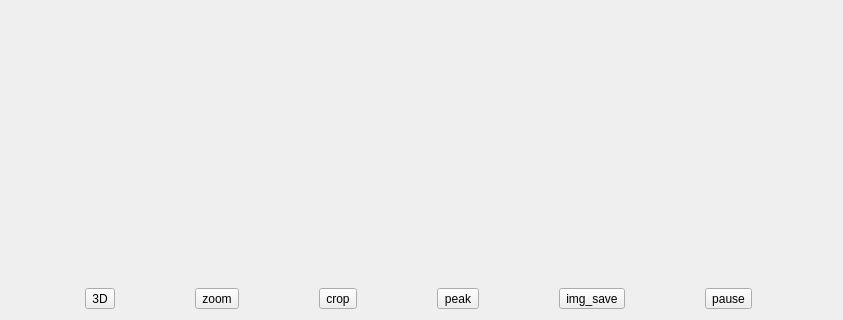
First picture: the form in src/form/plot/formplot.ui, repository MRsoymilk/MySerial, before the edit; both pictures show x 0 to 843 and y 210 to 530 of the 843 by 530 pixel window.
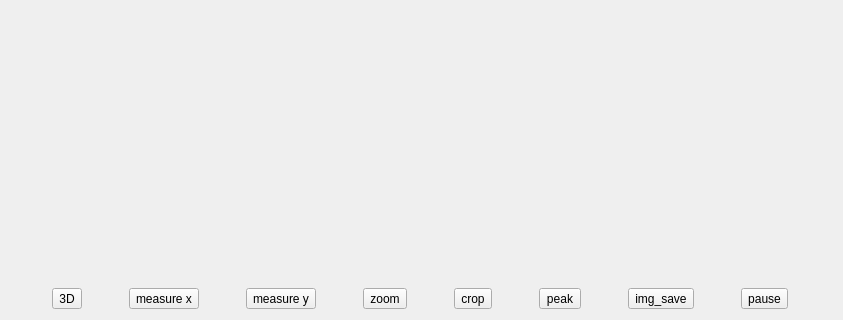
Second picture: the form after the edit. Icons and pictures are not drawn.

Diff of the .ui file:
```diff
--- a/src/form/plot/formplot.ui
+++ b/src/form/plot/formplot.ui
@@ -207,6 +207,20 @@
        </property>
       </widget>
      </item>
+     <item>
+      <widget class="QToolButton" name="tBtnMeasureX">
+       <property name="text">
+        <string>measure x</string>
+       </property>
+      </widget>
+     </item>
+     <item>
+      <widget class="QToolButton" name="tBtnMeasureY">
+       <property name="text">
+        <string>measure y</string>
+       </property>
+      </widget>
+     </item>
      <item>
       <widget class="QToolButton" name="tBtnZoom">
        <property name="text">
```
